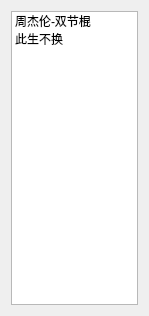
This is playlistwind.ui in pac114616/palyer as Qt 5 draws it before an edit. The edited form follows.
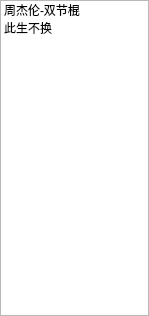
This is the edited form.

```diff
--- a/playlistwind.ui
+++ b/playlistwind.ui
@@ -14,6 +14,21 @@
    <string>Form</string>
   </property>
   <layout class="QGridLayout" name="gridLayout">
+   <property name="leftMargin">
+    <number>0</number>
+   </property>
+   <property name="topMargin">
+    <number>0</number>
+   </property>
+   <property name="rightMargin">
+    <number>0</number>
+   </property>
+   <property name="bottomMargin">
+    <number>0</number>
+   </property>
+   <property name="spacing">
+    <number>0</number>
+   </property>
    <item row="0" column="0">
     <widget class="QListWidget" name="list">
      <item>
```
